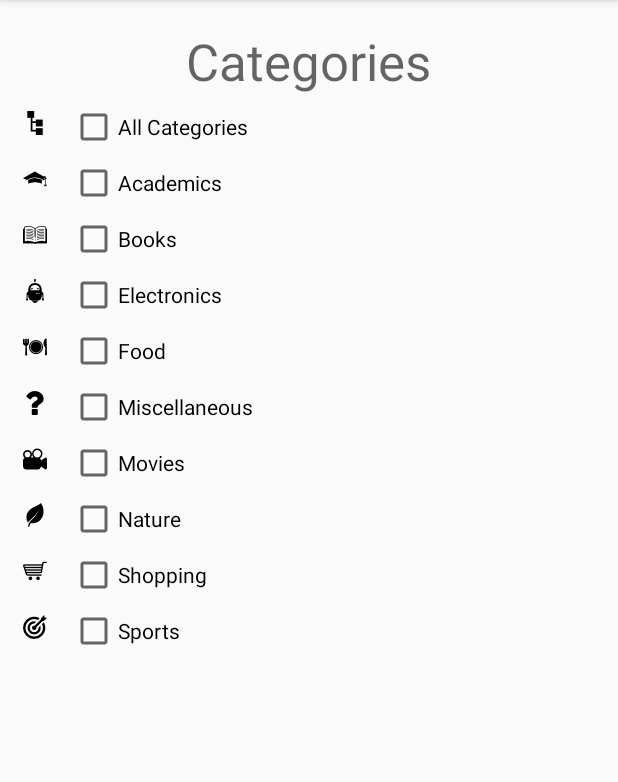
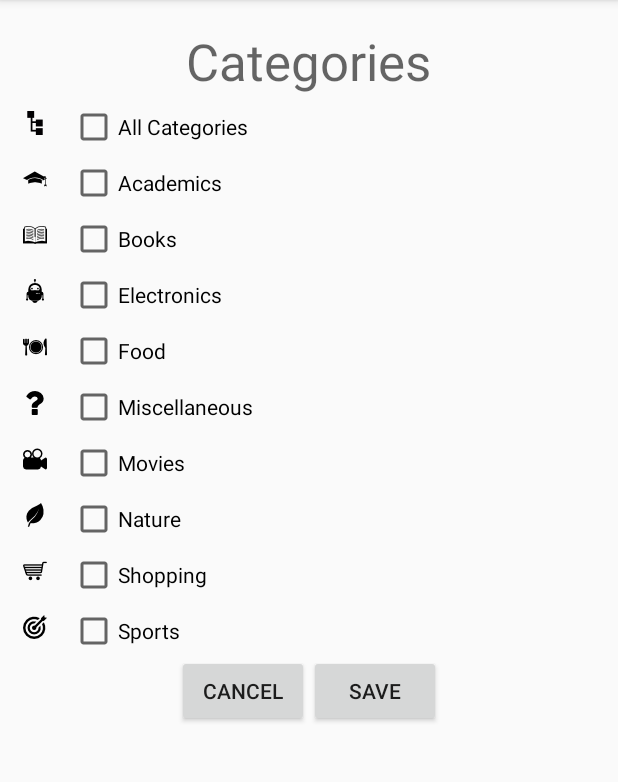
Before and after one commit to nachmikott/Pollster, an Android app: the LiveFeedActivity screen opened directly, with no data from a screen before it, after a tap on "Categories", on a phone screen of 412 x 824 dp, the part 84-866 px from its top. Run offline under Robolectric (Android 15) with nearby library versions, the phone set to English and light mode, and no system bars; 2 statements that could not run were skipped; 2 other taps on this screen came first.

Commit message:
Made Changes to UserName PopUp

```diff
--- a/app/src/main/java/edu/umd/cs/pollsternav/LiveFeedActivity.java
+++ b/app/src/main/java/edu/umd/cs/pollsternav/LiveFeedActivity.java
@@ -1,6 +1,7 @@
 package edu.umd.cs.pollsternav;
 
 import android.content.Intent;
+import android.graphics.PorterDuff;
 import android.os.Bundle;
 import android.support.design.widget.FloatingActionButton;
 import android.support.design.widget.Snackbar;
@@ -29,11 +30,14 @@ public class LiveFeedActivity extends AppCompatActivity
         setSupportActionBar(toolbar);
 
         username = (String)getIntent().getExtras().get("USER");
-        Toast.makeText(this, "Username is "+username,
-                Toast.LENGTH_LONG).show();
+
+//        Toast.makeText(this, "Username is "+username,
+//                Toast.LENGTH_LONG).show();
 
 
         FloatingActionButton fab = (FloatingActionButton) findViewById(R.id.add_new_post);
+        fab.getBackground().setColorFilter(0xFF979AC6, PorterDuff.Mode.MULTIPLY);
+
         fab.setOnClickListener(new View.OnClickListener() {
             @Override
             public void onClick(View view) {
@@ -56,6 +60,11 @@ public class LiveFeedActivity extends AppCompatActivity
         NavigationView navigationView = (NavigationView) findViewById(R.id.nav_view);
         navigationView.setNavigationItemSelectedListener(this);
 
+        View navHeader =  navigationView.getHeaderView(0);
+        TextView nav_user = (TextView) navHeader.findViewById(R.id.username_text);
+        nav_user.setText(username);
+
+        navHeader.getBackground().setColorFilter(0xFF979AC6, PorterDuff.Mode.MULTIPLY);
 
 
     }
--- a/app/src/main/res/layout/fragment_categories.xml
+++ b/app/src/main/res/layout/fragment_categories.xml
@@ -317,4 +317,26 @@
             android:id="@+id/sports_check" />
     </LinearLayout>
 
+    <LinearLayout
+        android:layout_width="wrap_content"
+        android:layout_height="wrap_content"
+        android:orientation="horizontal"
+        android:layout_gravity="center"
+        android:weightSum="2">
+        <Button
+            android:text="@string/cancel_button"
+            android:layout_width="match_parent"
+            android:layout_height="wrap_content"
+            android:id="@+id/cancel_button"
+            android:layout_weight="1"/>
+
+        <Button
+            android:text="@string/save_button"
+            android:layout_width="match_parent"
+            android:layout_height="wrap_content"
+            android:id="@+id/save_button"
+            android:layout_weight="1"/>
+
+    </LinearLayout>
+
 </LinearLayout>
--- a/app/src/main/res/layout/fragment_main.xml
+++ b/app/src/main/res/layout/fragment_main.xml
@@ -9,4 +9,4 @@
     android:layout_marginLeft="16dp"
     android:layout_marginRight="16dp"
     app:layoutManager="LinearLayoutManager"
-    tools:context="edu.umd.cs.pollster.LiveFeedFragment" />
+    tools:context="edu.umd.cs.pollsternav.LiveFeedFragment" />
--- a/app/src/main/res/layout/nav_header_main.xml
+++ b/app/src/main/res/layout/nav_header_main.xml
@@ -6,7 +6,7 @@
     android:background="@drawable/side_nav_bar"
     android:backgroundTint="@color/colorPrimaryDark"
     android:gravity="bottom"
-    android:orientation="vertical"
+    android:orientation="horizontal"
     android:paddingBottom="@dimen/activity_vertical_margin"
     android:paddingLeft="@dimen/activity_horizontal_margin"
     android:paddingRight="@dimen/activity_horizontal_margin"
@@ -18,7 +18,7 @@
         android:layout_width="wrap_content"
         android:layout_height="wrap_content"
         android:paddingTop="@dimen/nav_header_vertical_spacing"
-        app:srcCompat="@android:drawable/sym_def_app_icon" />
+        android:src="@mipmap/ic_launcher_pollster_icon_24dp" />
 
     <TextView
         android:layout_width="match_parent"
--- a/app/src/main/res/values/strings.xml
+++ b/app/src/main/res/values/strings.xml
@@ -30,6 +30,10 @@
     <string name="food_label">Food</string>
     <string name="miscellaneous_label">Miscellaneous</string>
 
+    <!-- Save and Cancel Button Strings for Category selection -->
+    <string name="save_button">Save</string>
+    <string name="cancel_button">Cancel</string>
+
     <string name="vote_stats_label">Vote Statistics</string>
     <string name="vote_stats_label_a">Option A</string>
     <string name="vote_stats_label_b">Option B</string>
```
